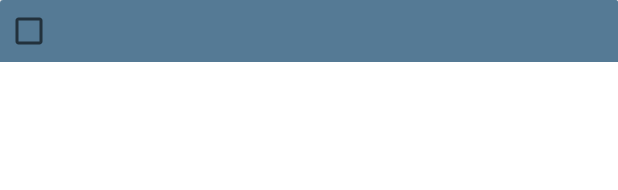
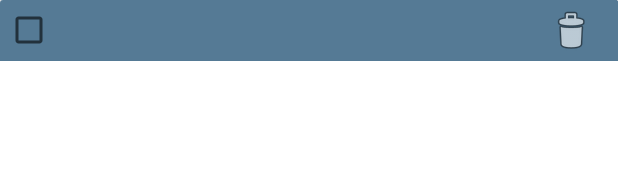
Before and after one commit to berkeleymartin20/MyFridge, an Android app: the layout list_item.xml on its own in the app's theme, with its tools: preview values and no code run, on a phone screen of 412 x 824 dp. Shown: the top 190 px of the screen. Run offline under Robolectric (Android 15) with nearby library versions, the phone set to English and light mode, and no system bars.

```diff
--- a/app/src/main/java/com/example/myFridge/ui/shoppinglist/AddItemFragment.java
+++ b/app/src/main/java/com/example/myFridge/ui/shoppinglist/AddItemFragment.java
@@ -109,15 +109,11 @@ public class AddItemFragment extends Fragment {
             public void onClick(View v) {
                 String itemName = nameEdit.getText().toString();
                 int quantity = Integer.parseInt(numberEdit.getText().toString());
-
-
                 ShoppingList.add(itemName,quantity);
-
                 ShoppingListFragment shoppingListFragment = new ShoppingListFragment();
                 FragmentTransaction transaction = getFragmentManager().beginTransaction();
-                transaction.replace(R.id.addItem_fragment,shoppingListFragment);
+                transaction.replace(((ViewGroup)getView().getParent()).getId(),shoppingListFragment);
                 transaction.addToBackStack(null).detach(shoppingListFragment).attach(shoppingListFragment).commitAllowingStateLoss();
-                //transaction.commit();
             }
         });
         return view;
--- a/app/src/main/java/com/example/myFridge/ui/shoppinglist/ShoppingList.java
+++ b/app/src/main/java/com/example/myFridge/ui/shoppinglist/ShoppingList.java
@@ -39,6 +39,6 @@ public class ShoppingList {
     }
 
     public static String getNameAndQtyInOrder(int i) {
-        return items.get(i) + "  " + itemsAndQty.get(items.get(i));
+        return items.get(i) + "   Qty: " + itemsAndQty.get(items.get(i));
     }
 }
--- a/app/src/main/res/layout/list_item.xml
+++ b/app/src/main/res/layout/list_item.xml
@@ -31,12 +31,46 @@
 
             <TextView
                 android:id="@+id/itemname"
-                android:layout_width="match_parent"
+                android:layout_width="200dp"
                 android:layout_height="match_parent"
                 android:layout_gravity="center"
                 android:layout_margin="10dp"
                 android:maxLines="1"
                 android:textSize="15sp" />
+
+            <LinearLayout
+                android:layout_width="match_parent"
+                android:layout_height="wrap_content"
+                android:background="@color/colorPrimaryDark"
+                android:orientation="horizontal">
+
+                <TextView
+                    android:id="@+id/item_quantity"
+                    android:layout_width="70dp"
+                    android:layout_height="match_parent"
+                    android:layout_gravity="center"
+                    android:layout_margin="10dp"
+                    android:maxLines="1"
+                    android:textSize="15sp" />
+
+                <LinearLayout
+                    android:layout_width="match_parent"
+                    android:layout_height="wrap_content"
+                    android:background="@color/colorPrimaryDark"
+                    android:orientation="horizontal" >
+
+                    <ImageButton
+                        android:id="@+id/item_delete"
+                        android:layout_width="match_parent"
+                        android:layout_height="30dp"
+                        android:layout_margin="5dp"
+                        android:layout_gravity="center"
+                        android:background="@null"
+                        android:src="@android:drawable/ic_menu_delete" />
+
+                </LinearLayout>
+
+            </LinearLayout>
         </LinearLayout>
     </LinearLayout>
 </androidx.cardview.widget.CardView>
```
Also changed, not shown: 6 other files.
